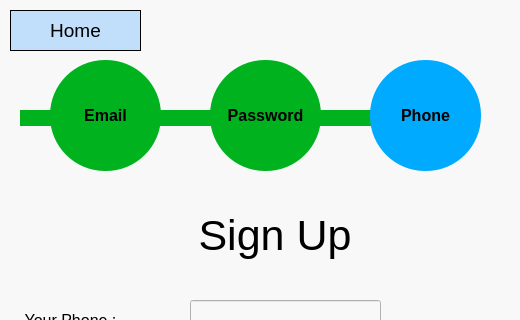
Before: the Qt Designer form UI_Files/Phone Sign Up.ui in StegoMailo/Desktop-App, drawn with Qt 5; both pictures show x 0 to 520 and y 0 to 320 of the 520 by 630 pixel window.
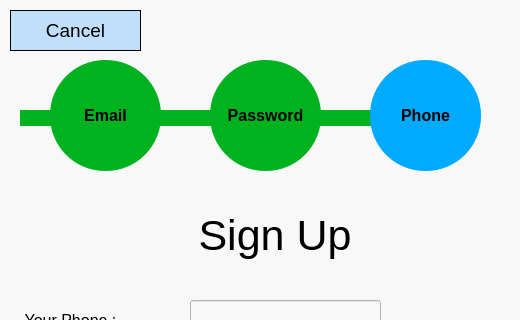
After: the same form once the commit is applied.

Patch:
```diff
--- a/UI_Files/Phone Sign Up.ui
+++ b/UI_Files/Phone Sign Up.ui
@@ -184,7 +184,7 @@
 background-color: rgb(138, 198, 253,0.5);</string>
    </property>
    <property name="text">
-    <string>Home</string>
+    <string>Cancel</string>
    </property>
   </widget>
   <widget class="QLabel" name="EmailToPassword">
```
